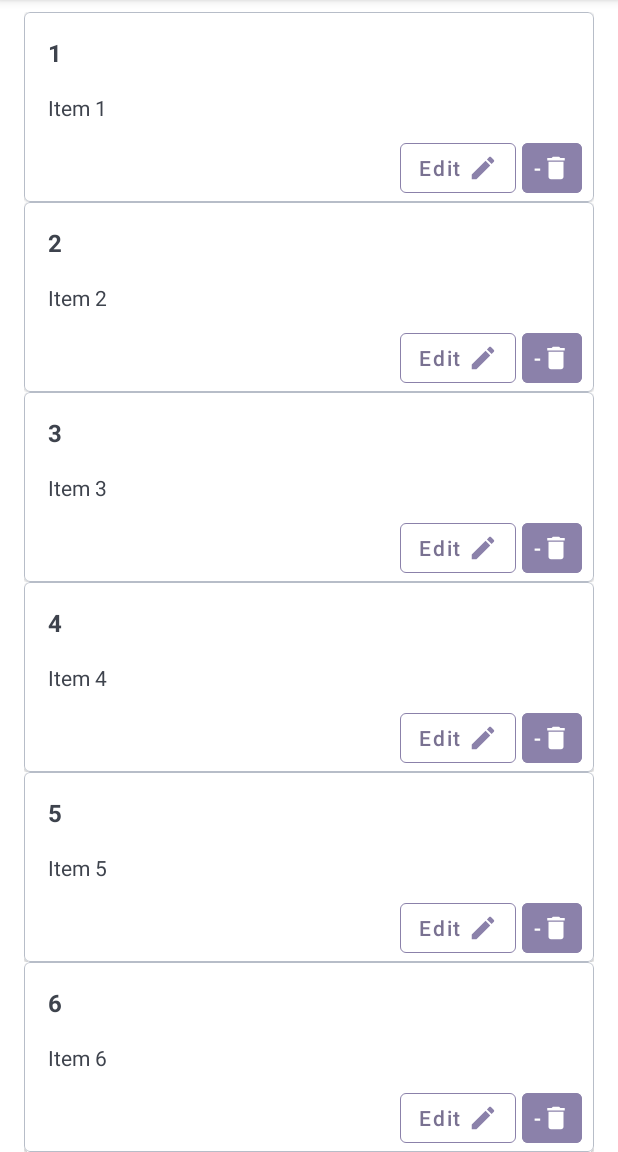
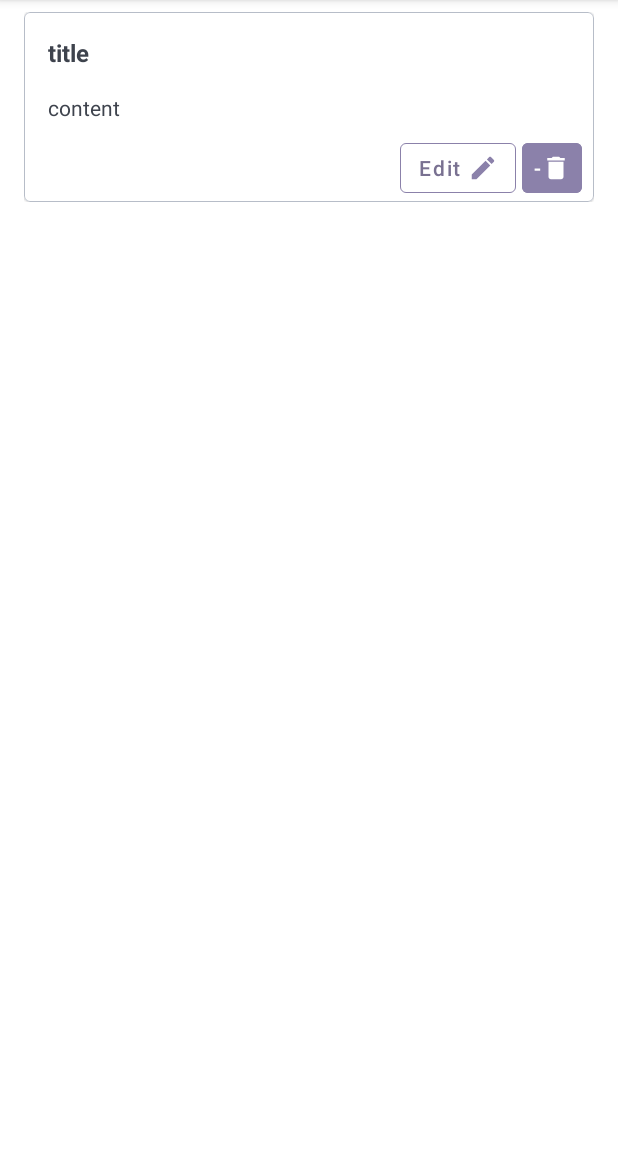
Before and after one commit to keyvan1379/note-app, an Android app: the fragment NotesFragment placed in its activity, on a phone screen of 412 x 824 dp, the part 84-1236 px from its top. Run offline under Robolectric (Android 15) with nearby library versions, the phone set to English and light mode, and no system bars; our stand-ins replace Room's generated code.

Commit message:
handle recycler

```diff
--- a/app/src/main/java/com/example/notesapp/HomePage.kt
+++ b/app/src/main/java/com/example/notesapp/HomePage.kt
@@ -5,8 +5,14 @@ import androidx.fragment.app.Fragment
 import android.view.LayoutInflater
 import android.view.View
 import android.view.ViewGroup
+import androidx.lifecycle.ViewModelProvider
 import androidx.navigation.fragment.findNavController
+import androidx.recyclerview.widget.LinearLayoutManager
+import androidx.recyclerview.widget.RecyclerView
 import com.example.notesapp.databinding.FragmentHomePageBinding
+import com.example.notesapp.models.Note
+import com.example.notesapp.viewModel.NoteViewModel
+import com.google.android.material.floatingactionbutton.FloatingActionButton
 
 // TODO: Rename parameter arguments, choose names that match
 // the fragment initialization parameters, e.g. ARG_ITEM_NUMBER
@@ -28,6 +34,9 @@ class HomePage : Fragment() {
     // This property is only valid between onCreateView and
     // onDestroyView.
     private val binding get() = _binding!!
+    lateinit var recView : RecyclerView
+    lateinit var viewModel : NoteViewModel
+    private lateinit var notesList : ArrayList<Note>
 
     override fun onCreate(savedInstanceState: Bundle?) {
         super.onCreate(savedInstanceState)
@@ -50,6 +59,14 @@ class HomePage : Fragment() {
 
     override fun onViewCreated(view: View, savedInstanceState: Bundle?) {
         super.onViewCreated(view, savedInstanceState)
+        notesList = ArrayList()
+        recView = binding.list
+        recView.layoutManager = LinearLayoutManager(context)
+        val rv_adapter = activity?.let { MyNotesRecyclerViewAdapter(notesList) }
+        recView.adapter = rv_adapter
+//        viewModel = ViewModelProvider(this, defaultViewModelProviderFactory).get(NoteViewModel::class.java)
+
+
         System.out.print("on view created")
         binding.addNoteBtn.setOnClickListener {
             findNavController().navigate(R.id.action_HomePage_to_NotePage)
--- a/app/src/main/java/com/example/notesapp/MyNotesRecyclerViewAdapter.kt
+++ b/app/src/main/java/com/example/notesapp/MyNotesRecyclerViewAdapter.kt
@@ -9,17 +9,18 @@ import android.widget.TextView
 
 import com.example.notesapp.placeholder.PlaceholderContent.PlaceholderItem
 import com.example.notesapp.databinding.FragmentNoteBinding
+import com.example.notesapp.models.Note
 
 /**
  * [RecyclerView.Adapter] that can display a [PlaceholderItem].
  * TODO: Replace the implementation with code for your data type.
  */
 class MyNotesRecyclerViewAdapter(
-    private val values: List<PlaceholderItem>
+    private val values: List<Note>
 ) : RecyclerView.Adapter<MyNotesRecyclerViewAdapter.ViewHolder>() {
 
     override fun onCreateViewHolder(parent: ViewGroup, viewType: Int): ViewHolder {
-
+        print("view holder done")
         return ViewHolder(
             FragmentNoteBinding.inflate(
                 LayoutInflater.from(parent.context),
@@ -32,19 +33,19 @@ class MyNotesRecyclerViewAdapter(
 
     override fun onBindViewHolder(holder: ViewHolder, position: Int) {
         val item = values[position]
-        holder.idView.text = item.id
-        holder.contentView.text = item.content
+        holder.noteTitle.text = item.Title
+        holder.noteText.text = item.Content
     }
 
     override fun getItemCount(): Int = values.size
 
 
     inner class ViewHolder(binding: FragmentNoteBinding) : RecyclerView.ViewHolder(binding.root) {
-        val idView: TextView = binding.noteTitle
-        val contentView: TextView = binding.noteText
+        val noteTitle: TextView = binding.noteTitle
+        val noteText: TextView = binding.noteText
 
         override fun toString(): String {
-            return super.toString() + " '" + contentView.text + "'"
+            return super.toString() + " '" + noteText.text + "'"
         }
     }
 
--- a/app/src/main/java/com/example/notesapp/NotesFragment.kt
+++ b/app/src/main/java/com/example/notesapp/NotesFragment.kt
@@ -8,6 +8,9 @@ import androidx.recyclerview.widget.RecyclerView
 import android.view.LayoutInflater
 import android.view.View
 import android.view.ViewGroup
+import com.example.notesapp.databinding.FragmentHomePageBinding
+import com.example.notesapp.databinding.FragmentNoteListBinding
+import com.example.notesapp.models.Note
 import com.example.notesapp.placeholder.PlaceholderContent
 
 /**
@@ -16,32 +19,46 @@ import com.example.notesapp.placeholder.PlaceholderContent
 class NotesFragment : Fragment() {
 
     private var columnCount = 1
+    private lateinit var notesList : ArrayList<Note>
+    private var _binding: FragmentNoteListBinding? = null
 
+    // This property is only valid between onCreateView and
+    // onDestroyView.
+    private val binding get() = _binding!!
     override fun onCreate(savedInstanceState: Bundle?) {
         super.onCreate(savedInstanceState)
-
+        notesList = ArrayList()
+        notesList.add(Note("title", "content"))
         arguments?.let {
             columnCount = it.getInt(ARG_COLUMN_COUNT)
         }
+        print("notes done")
+
     }
 
     override fun onCreateView(
         inflater: LayoutInflater, container: ViewGroup?,
         savedInstanceState: Bundle?
     ): View? {
+//        _binding = FragmentNoteListBinding.inflate(inflater, container, false)
+//        val view = binding.root
+//        return view
+
         val view = inflater.inflate(R.layout.fragment_note_list, container, false)
-
         // Set the adapter
         if (view is RecyclerView) {
             with(view) {
-                layoutManager = when {
-                    columnCount <= 1 -> LinearLayoutManager(context)
-                    else -> GridLayoutManager(context, columnCount)
-                }
-                adapter = MyNotesRecyclerViewAdapter(PlaceholderContent.ITEMS)
+                layoutManager =  LinearLayoutManager(context)
+                adapter = MyNotesRecyclerViewAdapter(notesList)
             }
         }
+//        recyclerView = view.findViewById(R.id.list)
         return view
+    }
+
+    override fun onViewCreated(view: View, savedInstanceState: Bundle?) {
+        super.onViewCreated(view, savedInstanceState)
+        print("hi")
     }
 
     companion object {
--- a/app/src/main/res/layout/fragment_home_page.xml
+++ b/app/src/main/res/layout/fragment_home_page.xml
@@ -37,7 +37,19 @@
                 android:textColor="@color/white"
                 app:strokeColor="#797191" />
 
-            <include layout="@layout/fragment_note_list" />
+            <androidx.recyclerview.widget.RecyclerView xmlns:android="http://schemas.android.com/apk/res/android"
+                xmlns:app="http://schemas.android.com/apk/res-auto"
+                xmlns:tools="http://schemas.android.com/tools"
+                android:id="@+id/list"
+                android:name="com.example.notesapp.NotesFragment"
+                android:layout_width="match_parent"
+                android:layout_height="wrap_content"
+                android:layout_marginLeft="8dp"
+                android:layout_marginTop="8dp"
+                android:layout_marginRight="8dp"
+                app:layoutManager="LinearLayoutManager"
+                tools:context=".NotesFragment"
+                tools:listitem="@layout/fragment_note" />
 
         </LinearLayout>
     </ScrollView>
```
